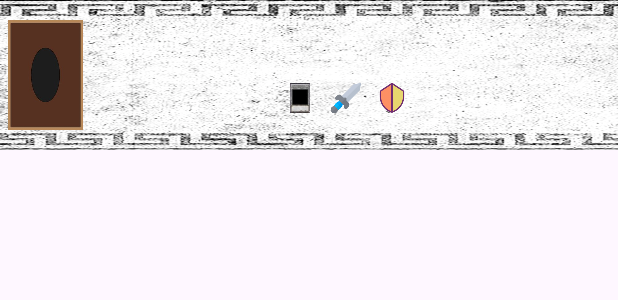
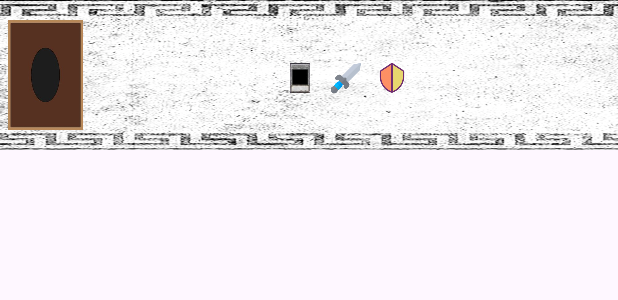
Before and after one commit to brickrey/YugiohCard, an Android app: the layout card_item.xml on its own in the app's theme, with its tools: preview values and no code run, on a phone screen of 412 x 824 dp. Shown: the top 300 px of the screen. Run offline under Robolectric (Android 15) with nearby library versions, the phone set to English and light mode, and no system bars; network calls fail.

Commit message:
RC Version Generated

```diff
--- a/YugiohCard/app/src/main/res/layout/card_item.xml
+++ b/YugiohCard/app/src/main/res/layout/card_item.xml
@@ -14,8 +14,8 @@
     <RelativeLayout
         android:layout_width="match_parent"
         android:layout_height="match_parent"
-        android:layout_marginTop="12dp"
-        android:layout_marginBottom="12dp"
+        android:layout_marginTop="10dp"
+        android:layout_marginBottom="10dp"
         android:paddingStart="5dp"
         android:paddingEnd="5dp">
 
@@ -41,18 +41,16 @@
                 android:id="@+id/card_name"
                 android:layout_width="match_parent"
                 android:layout_height="wrap_content"
-                android:layout_marginTop="5dp"
+                android:layout_marginTop="2dp"
                 android:text=""
                 android:textAlignment="center"
                 android:textColor="@color/black"
-                android:textSize="20sp"
+                android:textSize="18sp"
                 android:textStyle="bold" />
 
             <LinearLayout
                 android:layout_width="match_parent"
                 android:layout_height="wrap_content"
-                android:layout_marginTop="5dp"
-                android:layout_marginBottom="5dp"
                 android:gravity="center"
                 android:orientation="horizontal">
 
```
